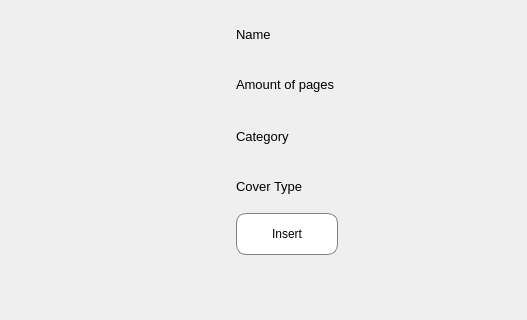
Before: the Qt Designer form ui/database.ui in gigasamkharadze/tbc-db-operations, drawn with Qt 5; both pictures show x 0 to 527 and y 119 to 439 of the 1000 by 800 pixel window.
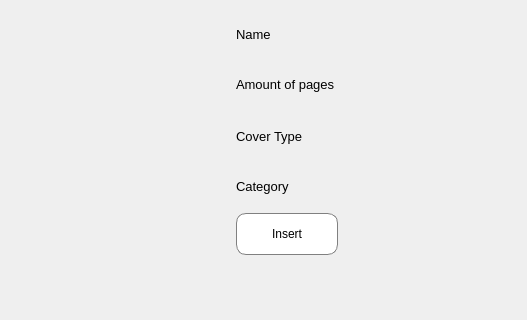
After: the same form once the commit is applied. The open tabs and pages were chosen to show the change.

Commit message: database set up. sql queries connected to the window actions

The edit to the form file:
```diff
--- a/ui/database.ui
+++ b/ui/database.ui
@@ -235,7 +235,7 @@
            </font>
           </property>
           <property name="text">
-           <string>Cover Type</string>
+           <string>Category</string>
           </property>
          </widget>
         </item>
@@ -322,7 +322,7 @@
            </font>
           </property>
           <property name="text">
-           <string>Category</string>
+           <string>Cover Type</string>
           </property>
          </widget>
         </item>
```
Left out of the diff: 5 changed lines with no effect on the pictures. The commit also changes 2 other files.
